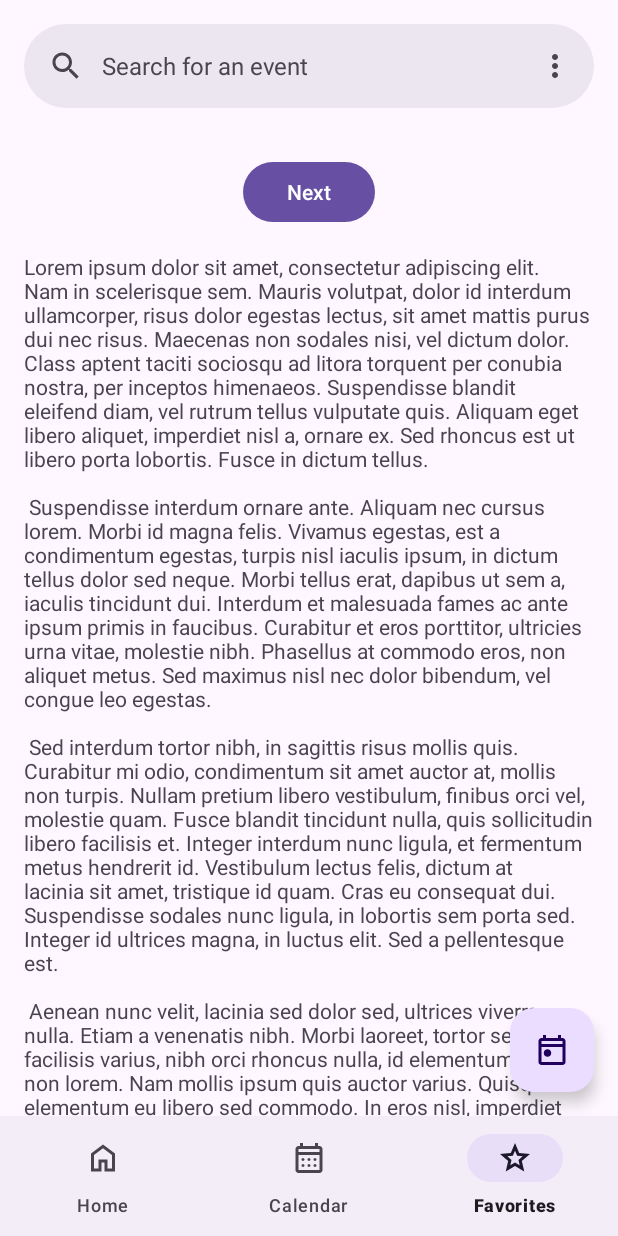
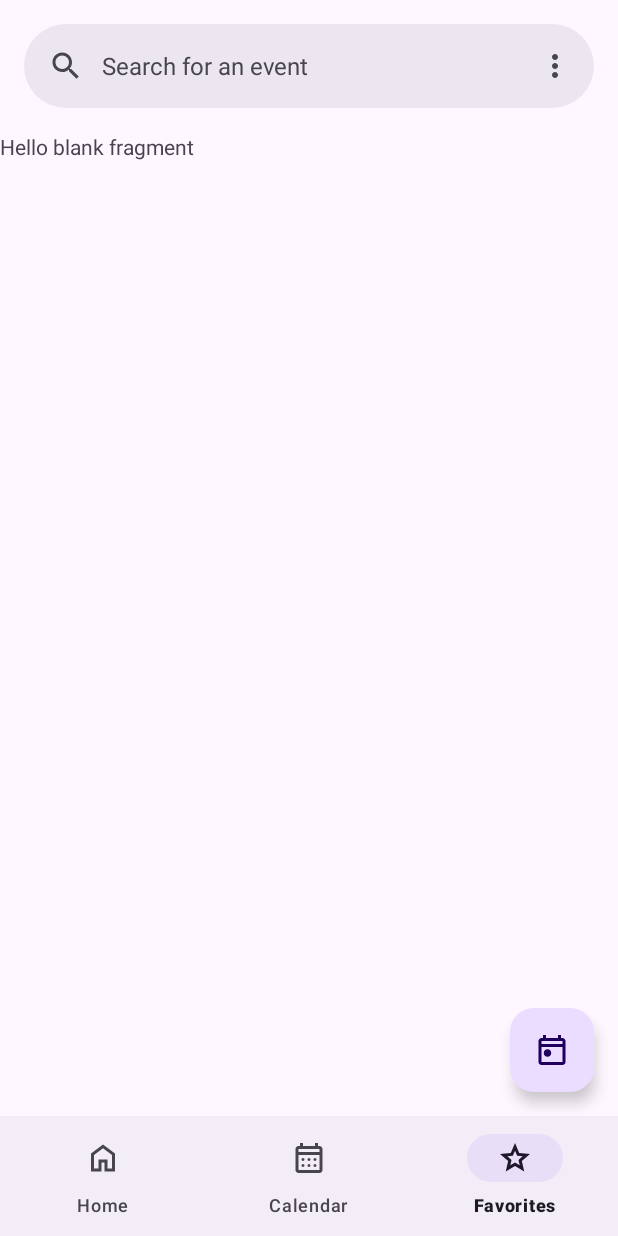
Before and after one commit to axllblc/WorldDays, an Android app: the screen it shows after launch (MainActivity), item 3 of the bottom bar chosen, on a phone screen of 412 x 824 dp. Run offline under Robolectric (Android 15) with nearby library versions, the phone set to English and light mode, and no system bars; our stand-ins replace Dagger/Hilt's generated code, navigation-ui; 3 statements that could not run were skipped.

Commit message:
Navigation + Fragments

```diff
--- a/app/src/main/java/com/axllblc/worlddays/FirstFragment.java
+++ /dev/null
@@ -1,44 +0,0 @@
-package com.axllblc.worlddays;
-
-import android.os.Bundle;
-import android.view.LayoutInflater;
-import android.view.View;
-import android.view.ViewGroup;
-
-import androidx.annotation.NonNull;
-import androidx.fragment.app.Fragment;
-import androidx.navigation.fragment.NavHostFragment;
-
-import com.axllblc.worlddays.databinding.FragmentFirstBinding;
-
-public class FirstFragment extends Fragment {
-
-    private FragmentFirstBinding binding;
-
-    @Override
-    public View onCreateView(
-            @NonNull LayoutInflater inflater, ViewGroup container,
-            Bundle savedInstanceState
-    ) {
-
-        binding = FragmentFirstBinding.inflate(inflater, container, false);
-        return binding.getRoot();
-
-    }
-
-    public void onViewCreated(@NonNull View view, Bundle savedInstanceState) {
-        super.onViewCreated(view, savedInstanceState);
-
-        binding.buttonFirst.setOnClickListener(v ->
-                NavHostFragment.findNavController(FirstFragment.this)
-                        .navigate(R.id.action_FirstFragment_to_SecondFragment)
-        );
-    }
-
-    @Override
-    public void onDestroyView() {
-        super.onDestroyView();
-        binding = null;
-    }
-
-}
--- a/app/src/main/java/com/axllblc/worlddays/MainActivity.java
+++ b/app/src/main/java/com/axllblc/worlddays/MainActivity.java
@@ -6,14 +6,24 @@ import android.view.MenuItem;
 
 import androidx.activity.OnBackPressedCallback;
 import androidx.appcompat.app.AppCompatActivity;
+import androidx.navigation.NavController;
+import androidx.navigation.fragment.NavHostFragment;
+import androidx.navigation.ui.NavigationUI;
 
 import com.axllblc.worlddays.databinding.ActivityMainBinding;
-import com.google.android.material.snackbar.Snackbar;
+import com.axllblc.worlddays.ui.HomeFragment;
 
+import java.time.LocalDate;
+import java.util.Objects;
+
+import dagger.hilt.android.AndroidEntryPoint;
+
+@AndroidEntryPoint
 public class MainActivity extends AppCompatActivity {
     private ActivityMainBinding binding;
     /** Callback to handle back button pressed when Search View is open. */
     private OnBackPressedCallback searchViewOnBackPressedCallback;
+    private NavController navController;
 
     @Override
     protected void onCreate(Bundle savedInstanceState) {
@@ -44,10 +54,20 @@ public class MainActivity extends AppCompatActivity {
         binding.searchBar.setOnClickListener(v -> openSearchView());
 
 
-        binding.fabToday.setOnClickListener(view ->
-                Snackbar.make(view, "Replace with your own action", Snackbar.LENGTH_LONG)
-                    .setAnchorView(R.id.fab_today)
-                    .setAction("Action", null).show());
+        NavHostFragment navHostFragment = (NavHostFragment)
+                getSupportFragmentManager().findFragmentById(R.id.nav_host_fragment_content_main);
+        navController = Objects.requireNonNull(navHostFragment).getNavController();
+
+        NavigationUI.setupWithNavController(binding.bottomNavigation, navController);
+
+
+        binding.fabToday.setOnClickListener(view -> navController.navigate(R.id.back_to_today));
+    }
+
+    public void navigateToHome(LocalDate date) {
+        Bundle bundle = new Bundle();
+        bundle.putSerializable(HomeFragment.ARG_DATE, date);
+        navController.navigate(R.id.back_to_today, bundle);
     }
 
     @Override
--- /dev/null
+++ b/app/src/main/java/com/axllblc/worlddays/ui/FavoritesFragment.java
@@ -0,0 +1,21 @@
+package com.axllblc.worlddays.ui;
+
+import android.os.Bundle;
+import android.view.LayoutInflater;
+import android.view.View;
+import android.view.ViewGroup;
+
+import androidx.fragment.app.Fragment;
+
+import com.axllblc.worlddays.databinding.FragmentFavoritesBinding;
+
+public class FavoritesFragment extends Fragment {
+    private FragmentFavoritesBinding binding;
+
+    @Override
+    public View onCreateView(LayoutInflater inflater, ViewGroup container,
+                             Bundle savedInstanceState) {
+        binding = FragmentFavoritesBinding.inflate(inflater, container, false);
+        return binding.getRoot();
+    }
+}
--- /dev/null
+++ b/app/src/main/java/com/axllblc/worlddays/ui/HomeFragment.java
@@ -0,0 +1,108 @@
+package com.axllblc.worlddays.ui;
+
+import android.os.Build;
+import android.os.Bundle;
+import android.view.LayoutInflater;
+import android.view.View;
+import android.view.ViewGroup;
+
+import androidx.annotation.NonNull;
+import androidx.annotation.Nullable;
+import androidx.fragment.app.Fragment;
+import androidx.lifecycle.ViewModelProvider;
+
+import com.axllblc.worlddays.databinding.FragmentHomeBinding;
+import com.axllblc.worlddays.ui.viewmodel.CalendarViewModel;
+import com.google.android.material.snackbar.Snackbar;
+
+import java.time.LocalDate;
+import java.util.stream.Collectors;
+
+import dagger.hilt.android.AndroidEntryPoint;
+
+/**
+ * A simple {@link Fragment} subclass.
+ * Use the {@link HomeFragment#newInstance} factory method to create an instance of this fragment.
+ */
+@AndroidEntryPoint
+public class HomeFragment extends Fragment {
+    private CalendarViewModel calendarViewModel;
+
+    private FragmentHomeBinding binding;
+
+    // the fragment initialization parameters
+    public static final String ARG_DATE = "date";
+
+
+    /**
+     * Use this factory method to create a new instance of this fragment using the provided
+     * parameters.
+     *
+     * @param date Date to use in HomeFragment
+     * @return A new instance of fragment HomeFragment.
+     */
+    public static HomeFragment newInstance(@NonNull LocalDate date) {
+        HomeFragment fragment = new HomeFragment();
+        Bundle args = new Bundle();
+        args.putSerializable(ARG_DATE, date);
+        fragment.setArguments(args);
+        return fragment;
+    }
+
+    /**
+     * Use this factory method to create a new instance of this fragment, with default parameters.
+     *
+     * @return A new instance of fragment HomeFragment.
+     */
+    public static HomeFragment newInstance() {
+        return newInstance(LocalDate.now());
+    }
+
+    @Override
+    public void onCreate(Bundle savedInstanceState) {
+        super.onCreate(savedInstanceState);
+
+        calendarViewModel = new ViewModelProvider(this).get(CalendarViewModel.class);
+
+        LocalDate dateParam;
+        if (getArguments() != null) {
+            if (Build.VERSION.SDK_INT >= Build.VERSION_CODES.TIRAMISU) {
+                dateParam = getArguments().getSerializable(ARG_DATE, LocalDate.class);
+            } else {
+                dateParam = (LocalDate) getArguments().getSerializable(ARG_DATE);
+            }
+            if (dateParam != null) {
+                calendarViewModel.setDate(dateParam);
+            }
+        }
+    }
+
+    @Override
+    public View onCreateView(@NonNull LayoutInflater inflater, ViewGroup container,
+                             Bundle savedInstanceState) {
+        binding = FragmentHomeBinding.inflate(inflater, container, false);
+        return binding.getRoot();
+    }
+
+    @Override
+    public void onViewCreated(@NonNull View view, @Nullable Bundle savedInstanceState) {
+        calendarViewModel.getUiState().observe(getViewLifecycleOwner(), uiState -> {
+            binding.fragmentHomeTextview.setText(
+                    uiState.getEvents().stream().limit(1).collect(Collectors.toList()).toString()
+            );
+
+            // Display error messages
+            if (uiState.getException() != null) {
+                Snackbar.make(requireView(), "Something went wrong", Snackbar.LENGTH_SHORT)
+                        .show();
+                calendarViewModel.clearException();
+            }
+        });
+
+        binding.test.setOnClickListener(v ->
+                calendarViewModel.fetchEventsForMonth(calendarViewModel.getUiState().getValue()
+                        .getDate().getMonth()
+                )
+        );
+    }
+}
--- a/app/src/main/res/layout/activity_main.xml
+++ b/app/src/main/res/layout/activity_main.xml
@@ -25,7 +25,7 @@
     </com.google.android.material.appbar.AppBarLayout>
 
     <!-- Main content -->
-    <fragment
+    <androidx.fragment.app.FragmentContainerView
         android:id="@+id/nav_host_fragment_content_main"
         android:name="androidx.navigation.fragment.NavHostFragment"
         android:layout_width="0dp"
--- /dev/null
+++ b/app/src/main/res/layout/fragment_favorites.xml
@@ -0,0 +1,14 @@
+<?xml version="1.0" encoding="utf-8"?>
+<FrameLayout xmlns:android="http://schemas.android.com/apk/res/android"
+    xmlns:tools="http://schemas.android.com/tools"
+    android:layout_width="match_parent"
+    android:layout_height="match_parent"
+    tools:context=".ui.FavoritesFragment">
+
+    <!-- TODO: Update blank fragment layout -->
+    <TextView
+        android:layout_width="match_parent"
+        android:layout_height="match_parent"
+        android:text="@string/hello_blank_fragment" />
+
+</FrameLayout>
--- a/app/src/main/res/layout/fragment_first.xml
+++ /dev/null
@@ -1,35 +0,0 @@
-<?xml version="1.0" encoding="utf-8"?>
-<androidx.core.widget.NestedScrollView xmlns:android="http://schemas.android.com/apk/res/android"
-    xmlns:app="http://schemas.android.com/apk/res-auto"
-    xmlns:tools="http://schemas.android.com/tools"
-    android:layout_width="match_parent"
-    android:layout_height="match_parent"
-    tools:context=".FirstFragment">
-
-    <androidx.constraintlayout.widget.ConstraintLayout
-        android:layout_width="match_parent"
-        android:layout_height="match_parent"
-        android:padding="16dp">
-
-        <Button
-            android:id="@+id/button_first"
-            android:layout_width="wrap_content"
-            android:layout_height="wrap_content"
-            android:text="@string/next"
-            app:layout_constraintBottom_toTopOf="@id/textview_first"
-            app:layout_constraintEnd_toEndOf="parent"
-            app:layout_constraintStart_toStartOf="parent"
-            app:layout_constraintTop_toTopOf="parent" />
-
-        <TextView
-            android:id="@+id/textview_first"
-            android:layout_width="wrap_content"
-            android:layout_height="wrap_content"
-            android:layout_marginTop="16dp"
-            android:text="@string/lorem_ipsum"
-            app:layout_constraintBottom_toBottomOf="parent"
-            app:layout_constraintEnd_toEndOf="parent"
-            app:layout_constraintStart_toStartOf="parent"
-            app:layout_constraintTop_toBottomOf="@id/button_first" />
-    </androidx.constraintlayout.widget.ConstraintLayout>
-</androidx.core.widget.NestedScrollView>
--- a/app/src/main/res/menu/menu_bottom_navigation.xml
+++ b/app/src/main/res/menu/menu_bottom_navigation.xml
@@ -1,17 +1,17 @@
 <?xml version="1.0" encoding="utf-8"?>
 <menu xmlns:android="http://schemas.android.com/apk/res/android">
     <item
-        android:id="@+id/bn_home"
+        android:id="@id/HomeFragment"
         android:enabled="true"
         android:icon="@drawable/ic_home"
         android:title="@string/home" />
     <item
-        android:id="@+id/bn_calendar"
+        android:id="@id/CalendarFragment"
         android:enabled="true"
         android:icon="@drawable/ic_calendar_month"
         android:title="@string/calendar" />
     <item
-        android:id="@+id/bn_favorites"
+        android:id="@id/FavoritesFragment"
         android:enabled="true"
         android:icon="@drawable/ic_star"
         android:title="@string/favorites" />
--- a/app/src/main/res/navigation/nav_graph.xml
+++ b/app/src/main/res/navigation/nav_graph.xml
@@ -3,26 +3,39 @@
     xmlns:app="http://schemas.android.com/apk/res-auto"
     xmlns:tools="http://schemas.android.com/tools"
     android:id="@+id/nav_graph"
-    app:startDestination="@id/FirstFragment">
+    app:startDestination="@id/HomeFragment">
 
     <fragment
-        android:id="@+id/FirstFragment"
-        android:name="com.axllblc.worlddays.FirstFragment"
-        android:label="@string/first_fragment_label"
-        tools:layout="@layout/fragment_first">
+        android:id="@+id/HomeFragment"
+        android:name="com.axllblc.worlddays.ui.HomeFragment"
+        android:label="@string/home"
+        tools:layout="@layout/fragment_home">
+        <argument
+            android:name="Date"
+            app:argType="java.time.LocalDate" />
+    </fragment>
 
-        <action
-            android:id="@+id/action_FirstFragment_to_SecondFragment"
-            app:destination="@id/SecondFragment" />
+    <fragment
+        android:id="@+id/CalendarFragment"
+        android:name="com.axllblc.worlddays.ui.CalendarFragment"
+        android:label="fragment_calendar"
+        tools:layout="@layout/fragment_calendar" >
+        <argument
+            android:name="date"
+            app:argType="java.time.LocalDate" />
     </fragment>
+
     <fragment
-        android:id="@+id/SecondFragment"
-        android:name="com.axllblc.worlddays.SecondFragment"
-        android:label="@string/second_fragment_label"
-        tools:layout="@layout/fragment_second">
+        android:id="@+id/FavoritesFragment"
+        android:name="com.axllblc.worlddays.ui.FavoritesFragment"
+        android:label="fragment_favorites"
+        tools:layout="@layout/fragment_favorites" />
 
-        <action
-            android:id="@+id/action_SecondFragment_to_FirstFragment"
-            app:destination="@id/FirstFragment" />
-    </fragment>
+    <action
+        android:id="@+id/back_to_today"
+        app:destination="@id/HomeFragment"
+        app:enterAnim="@android:anim/fade_in"
+        app:exitAnim="@android:anim/fade_out"
+        app:launchSingleTop="true"
+        app:popUpTo="@id/nav_graph" />
 </navigation>
--- a/app/src/main/res/values/strings.xml
+++ b/app/src/main/res/values/strings.xml
@@ -11,46 +11,7 @@
 
 
     <string name="action_settings">Settings</string>
-    <!-- Strings used for fragments for navigation -->
-    <string name="first_fragment_label">First Fragment</string>
-    <string name="second_fragment_label">Second Fragment</string>
-    <string name="next">Next</string>
-    <string name="previous">Previous</string>
 
-    <string name="lorem_ipsum">
-        Lorem ipsum dolor sit amet, consectetur adipiscing elit. Nam in scelerisque sem. Mauris
-        volutpat, dolor id interdum ullamcorper, risus dolor egestas lectus, sit amet mattis purus
-        dui nec risus. Maecenas non sodales nisi, vel dictum dolor. Class aptent taciti sociosqu ad
-        litora torquent per conubia nostra, per inceptos himenaeos. Suspendisse blandit eleifend
-        diam, vel rutrum tellus vulputate quis. Aliquam eget libero aliquet, imperdiet nisl a,
-        ornare ex. Sed rhoncus est ut libero porta lobortis. Fusce in dictum tellus.\n\n
-        Suspendisse interdum ornare ante. Aliquam nec cursus lorem. Morbi id magna felis. Vivamus
-        egestas, est a condimentum egestas, turpis nisl iaculis ipsum, in dictum tellus dolor sed
-        neque. Morbi tellus erat, dapibus ut sem a, iaculis tincidunt dui. Interdum et malesuada
-        fames ac ante ipsum primis in faucibus. Curabitur et eros porttitor, ultricies urna vitae,
-        molestie nibh. Phasellus at commodo eros, non aliquet metus. Sed maximus nisl nec dolor
-        bibendum, vel congue leo egestas.\n\n
-        Sed interdum tortor nibh, in sagittis risus mollis quis. Curabitur mi odio, condimentum sit
-        amet auctor at, mollis non turpis. Nullam pretium libero vestibulum, finibus orci vel,
-        molestie quam. Fusce blandit tincidunt nulla, quis sollicitudin libero facilisis et. Integer
-        interdum nunc ligula, et fermentum metus hendrerit id. Vestibulum lectus felis, dictum at
-        lacinia sit amet, tristique id quam. Cras eu consequat dui. Suspendisse sodales nunc ligula,
-        in lobortis sem porta sed. Integer id ultrices magna, in luctus elit. Sed a pellentesque
-        est.\n\n
-        Aenean nunc velit, lacinia sed dolor sed, ultrices viverra nulla. Etiam a venenatis nibh.
-        Morbi laoreet, tortor sed facilisis varius, nibh orci rhoncus nulla, id elementum leo dui
-        non lorem. Nam mollis ipsum quis auctor varius. Quisque elementum eu libero sed commodo. In
-        eros nisl, imperdiet vel imperdiet et, scelerisque a mauris. Pellentesque varius ex nunc,
-        quis imperdiet eros placerat ac. Duis finibus orci et est auctor tincidunt. Sed non viverra
-        ipsum. Nunc quis augue egestas, cursus lorem at, molestie sem. Morbi a consectetur ipsum, a
-        placerat diam. Etiam vulputate dignissim convallis. Integer faucibus mauris sit amet finibus
-        convallis.\n\n
-        Phasellus in aliquet mi. Pellentesque habitant morbi tristique senectus et netus et
-        malesuada fames ac turpis egestas. In volutpat arcu ut felis sagittis, in finibus massa
-        gravida. Pellentesque id tellus orci. Integer dictum, lorem sed efficitur ullamcorper,
-        libero justo consectetur ipsum, in mollis nisl ex sed nisl. Donec maximus ullamcorper
-        sodales. Praesent bibendum rhoncus tellus nec feugiat. In a ornare nulla. Donec rhoncus
-        libero vel nunc consequat, quis tincidunt nisl eleifend. Cras bibendum enim a justo luctus
-        vestibulum. Fusce dictum libero quis erat maximus, vitae volutpat diam dignissim.
-    </string>
+    <!-- TODO: Remove or change this placeholder text -->
+    <string name="hello_blank_fragment">Hello blank fragment</string>
 </resources>
```
Also changed, not shown: app/src/main/java/com/axllblc/worlddays/SecondFragment.java (deleted, +0 -44 lines), app/src/main/java/com/axllblc/worlddays/ui/CalendarFragment.java (added, +102 -0 lines), app/src/main/res/layout/fragment_calendar.xml (added, +15 -0 lines), app/src/main/res/layout/fragment_home.xml (added, +26 -0 lines), app/src/main/res/layout/fragment_second.xml (deleted, +0 -35 lines).
